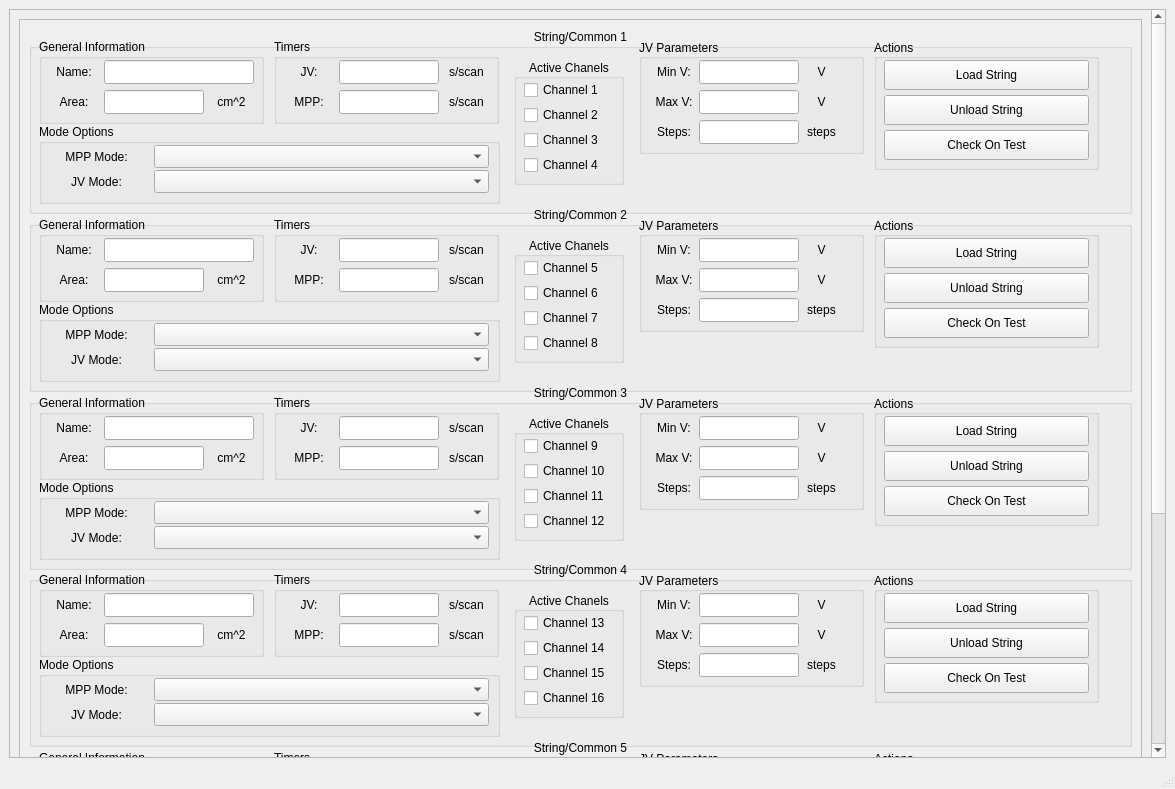
The window that parasol/ui/RUN_UI.ui (fenning-research-group/parasol) describes before a commit, drawn with Qt 5.
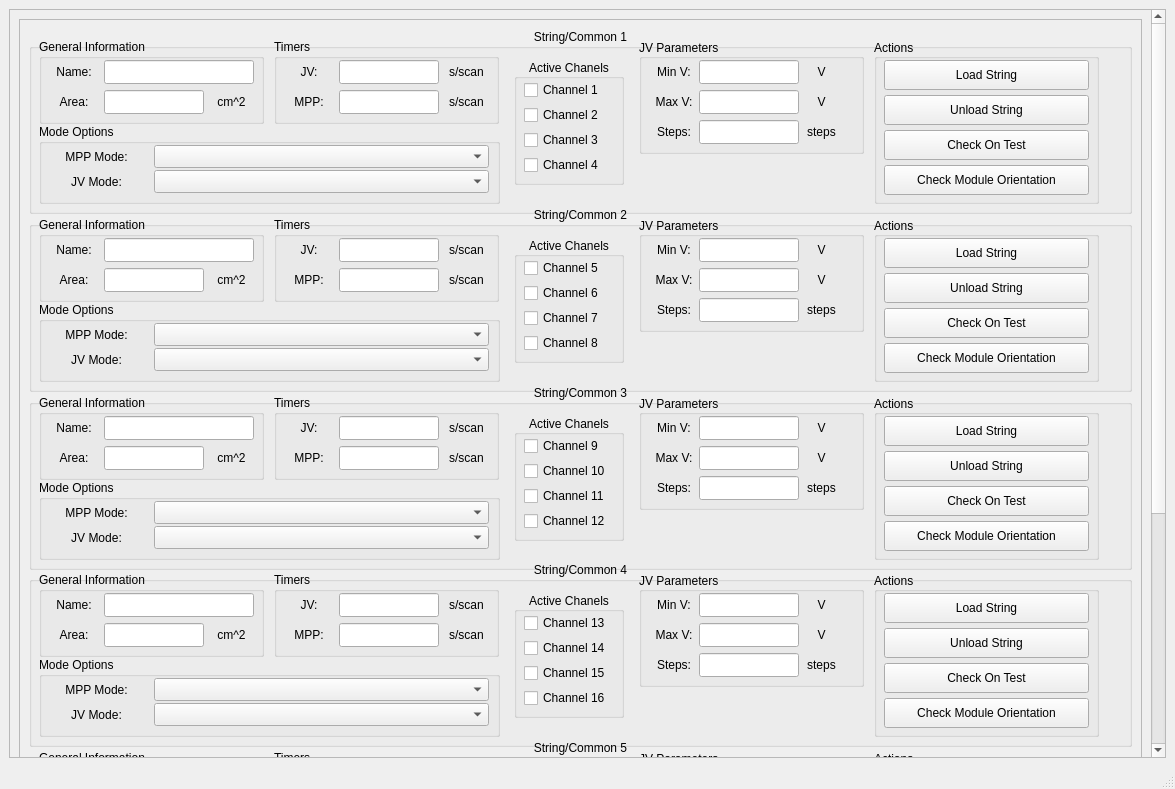
The same window after the commit. Icons and pictures are not drawn.

What changed in the file:
```diff
--- a/parasol/ui/RUN_UI.ui
+++ b/parasol/ui/RUN_UI.ui
@@ -28,7 +28,7 @@
        <property name="geometry">
         <rect>
          <x>0</x>
-         <y>0</y>
+         <y>-349</y>
          <width>1138</width>
          <height>1098</height>
         </rect>
@@ -451,7 +451,7 @@
                   <x>845</x>
                   <y>10</y>
                   <width>225</width>
-                  <height>131</height>
+                  <height>165</height>
                  </rect>
                 </property>
                 <property name="title">
@@ -502,6 +502,19 @@
                   <string>Check On Test</string>
                  </property>
                 </widget>
+                <widget class="QPushButton" name="CheckOrientationButton_1">
+                 <property name="geometry">
+                  <rect>
+                   <x>10</x>
+                   <y>126</y>
+                   <width>205</width>
+                   <height>30</height>
+                  </rect>
+                 </property>
+                 <property name="text">
+                  <string>Check Module Orientation</string>
+                 </property>
+                </widget>
                </widget>
                <widget class="QGroupBox" name="ChannelBox_1">
                 <property name="geometry">
@@ -1062,7 +1075,7 @@
                   <x>845</x>
                   <y>10</y>
                   <width>225</width>
-                  <height>131</height>
+                  <height>165</height>
                  </rect>
                 </property>
                 <property name="title">
@@ -1113,6 +1126,19 @@
                   <string>Check On Test</string>
                  </property>
                 </widget>
+                <widget class="QPushButton" name="CheckOrientationButton_2">
+                 <property name="geometry">
+                  <rect>
+                   <x>10</x>
+                   <y>126</y>
+                   <width>205</width>
+                   <height>30</height>
+                  </rect>
+                 </property>
+                 <property name="text">
+                  <string>Check Module Orientation</string>
+                 </property>
+                </widget>
                </widget>
                <widget class="QGroupBox" name="ChannelBox_2">
                 <property name="geometry">
@@ -1673,7 +1699,7 @@
                   <x>845</x>
                   <y>10</y>
                   <width>225</width>
-                  <height>131</height>
+                  <height>165</height>
                  </rect>
                 </property>
                 <property name="title">
@@ -1724,6 +1750,19 @@
                   <string>Check On Test</string>
                  </property>
                 </widget>
+                <widget class="QPushButton" name="CheckOrientationButton_3">
+                 <property name="geometry">
+                  <rect>
+                   <x>10</x>
+                   <y>126</y>
+                   <width>205</width>
+                   <height>30</height>
+                  </rect>
+                 </property>
+                 <property name="text">
+                  <string>Check Module Orientation</string>
+                 </property>
+                </widget>
                </widget>
                <widget class="QGroupBox" name="ChannelBox_3">
                 <property name="geometry">
@@ -2287,7 +2326,7 @@
                   <x>845</x>
                   <y>10</y>
                   <width>225</width>
-                  <height>131</height>
+                  <height>165</height>
                  </rect>
                 </property>
                 <property name="title">
@@ -2338,6 +2377,19 @@
                   <string>Check On Test</string>
                  </property>
                 </widget>
+                <widget class="QPushButton" name="CheckOrientationButton_4">
+                 <property name="geometry">
+                  <rect>
+                   <x>10</x>
+                   <y>126</y>
+                   <width>205</width>
+                   <height>30</height>
+                  </rect>
+                 </property>
+                 <property name="text">
+                  <string>Check Module Orientation</string>
+                 </property>
+                </widget>
                </widget>
                <widget class="QGroupBox" name="ChannelBox_4">
                 <property name="geometry">
```
Left out of the diff: 30 changed lines with no effect on the pictures.
